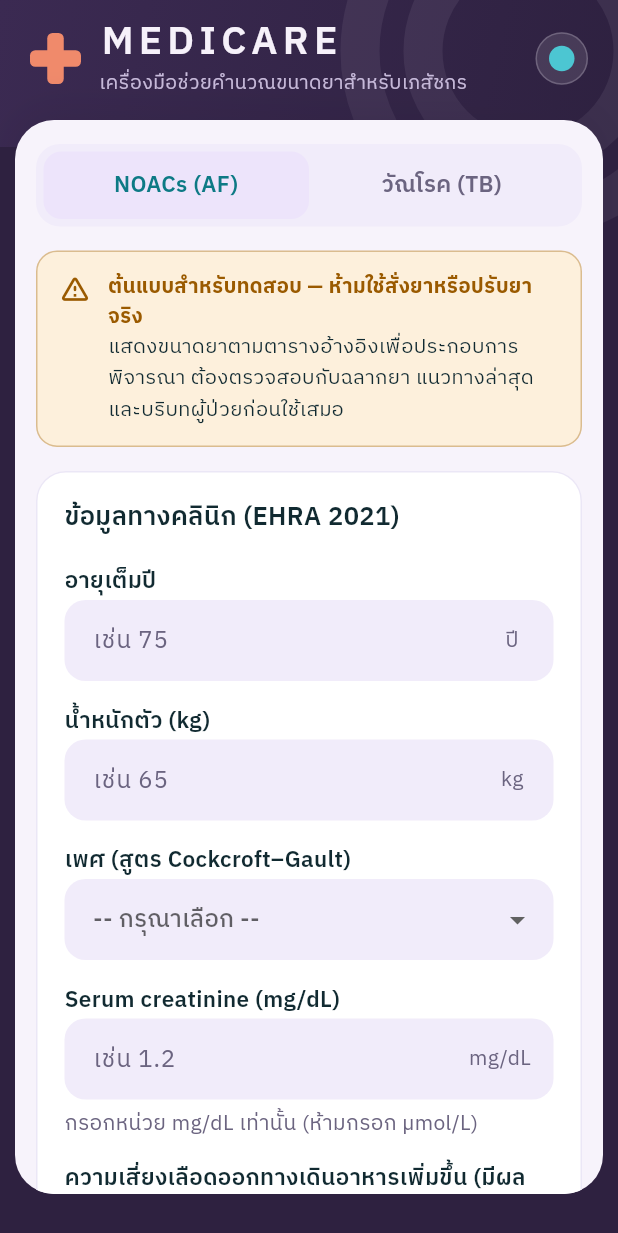
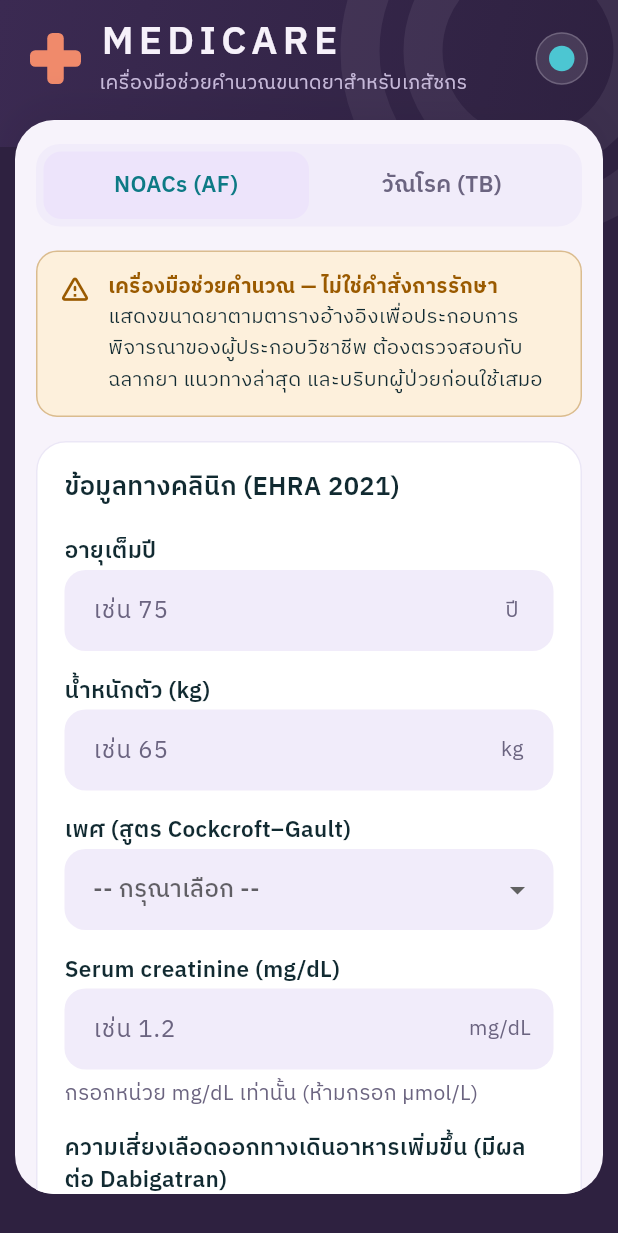
Before and after one commit to duanganucha/MEDICARE-flutter, a Flutter app: the screen it shows after launch, on a phone screen of 412 x 824 dp. Shown: the top 1233 px of the screen. Run offline on Flutter 3.47's test engine with Material 3 defaults, Android fonts, the phone set to English and light mode, and no system bars.

Commit message:
Reword the disclaimer for public release
The banner read "ต้นแบบสำหรับทดสอบ — ห้ามใช้สั่งยาหรือปรับยาจริง"
(prototype, do not use for real prescribing), which contradicts
shipping the app publicly and would be a problem at store review.

It now reads "เครื่องมือช่วยคำนวณ — ไม่ใช่คำสั่งการรักษา" (a
calculation aid, not a treatment order) and still requires checking the
label, the current guideline and the patient's context. The landing page
carries the same wording.

Bumps to 1.0.0+2 since the text change needs a new build.

Co-Authored-By: Claude Opus 5 <noreply@anthropic.com>

```diff
--- a/lib/main.dart
+++ b/lib/main.dart
@@ -126,12 +126,13 @@ class _HomePageState extends State<HomePage> {
                               delay: Duration(milliseconds: 70),
                               child: WarningBanner(
                                 title:
-                                    'ต้นแบบสำหรับทดสอบ — '
-                                    'ห้ามใช้สั่งยาหรือปรับยาจริง',
+                                    'เครื่องมือช่วยคำนวณ — '
+                                    'ไม่ใช่คำสั่งการรักษา',
                                 body:
                                     'แสดงขนาดยาตามตารางอ้างอิงเพื่อประกอบ'
-                                    'การพิจารณา ต้องตรวจสอบกับฉลากยา '
-                                    'แนวทางล่าสุด และบริบทผู้ป่วยก่อนใช้เสมอ',
+                                    'การพิจารณาของผู้ประกอบวิชาชีพ '
+                                    'ต้องตรวจสอบกับฉลากยา แนวทางล่าสุด '
+                                    'และบริบทผู้ป่วยก่อนใช้เสมอ',
                               ),
                             ),
                             const SizedBox(height: 6),
--- a/pubspec.yaml
+++ b/pubspec.yaml
@@ -16,7 +16,7 @@ publish_to: 'none' # Remove this line if you wish to publish to pub.dev
 # https://developer.apple.com/library/archive/documentation/General/Reference/InfoPlistKeyReference/Articles/CoreFoundationKeys.html
 # In Windows, build-name is used as the major, minor, and patch parts
 # of the product and file versions while build-number is used as the build suffix.
-version: 1.0.0+1
+version: 1.0.0+2
 
 environment:
   sdk: ^3.11.4
```
Also changed, not shown: 1 other file.
